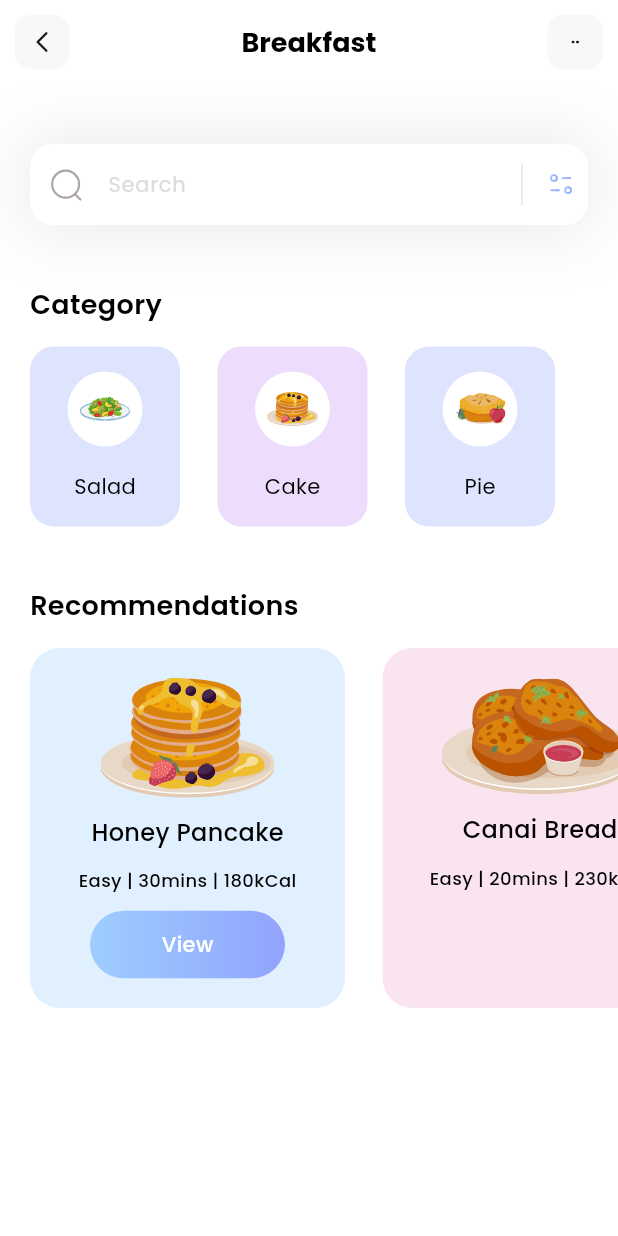
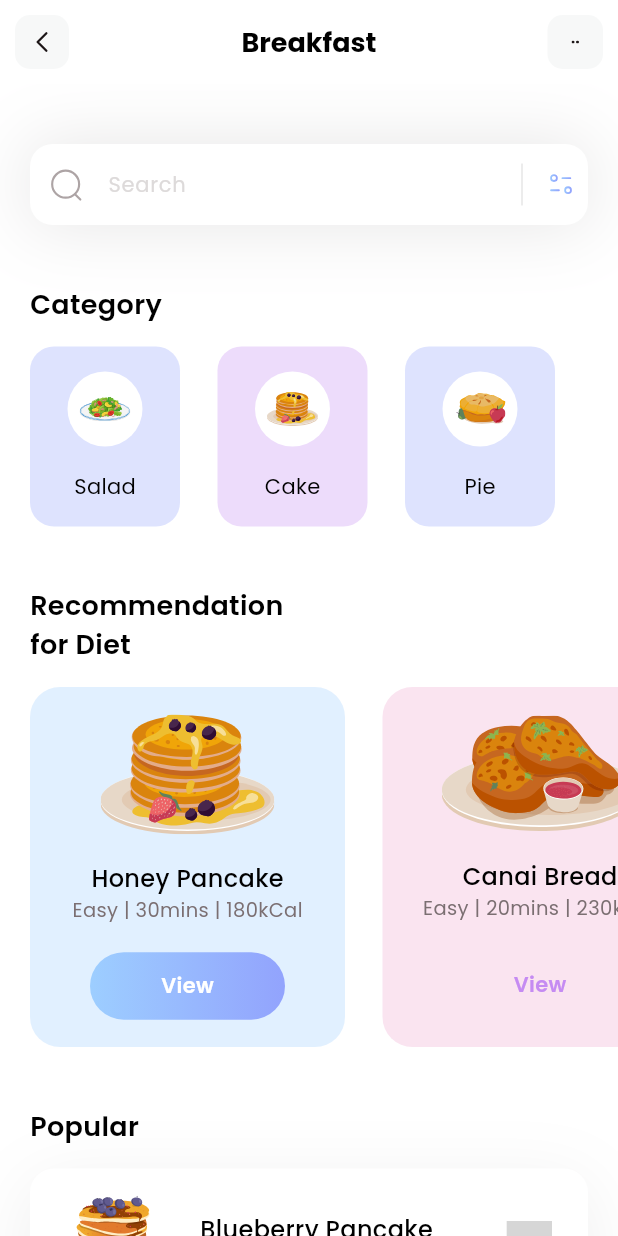
Before and after one commit to stephangriesel/diet-flutter, a Flutter app: the screen it shows after launch, on a phone screen of 412 x 824 dp. Run offline on Flutter 3.47's test engine with Material 3 defaults, Android fonts, the phone set to English and light mode, and no system bars; our stand-ins replace flutter_svg; grey boxes are pictures that could not be loaded.

Commit message:
fix structure

```diff
--- a/lib/pages/home.dart
+++ b/lib/pages/home.dart
@@ -10,10 +10,12 @@ class HomePage extends StatelessWidget {
 
   List<CategoryModel> categories = [];
   List<DietModel> diets = [];
+  List<PopularDietsModel> popularDiets = [];
 
   void _getInitialInfo() {
     categories = CategoryModel.getCategories();
     diets = DietModel.getDiets();
+    popularDiets = PopularDietsModel.getPopularDiets();
   }
 
  @override
@@ -22,23 +24,121 @@ class HomePage extends StatelessWidget {
     return Scaffold(
       appBar: appBar(),
       backgroundColor: Colors.white,
-        body: Column(
+      body: ListView(
+        children: [
+          _searchField(),
+          const SizedBox(height: 40,),
+          _categoriesSection(),
+          const SizedBox(height: 40,),
+          _recommendations(),
+          const SizedBox(height: 40,),
+          Column(
             crossAxisAlignment: CrossAxisAlignment.start,
             children: [
-            _searchField(),
-            SizedBox(
-              height: 40,
+              const Padding(
+                padding: EdgeInsets.only(left: 20),
+                child: Text(
+                  'Popular',
+                   style: TextStyle(
+                    color: Colors.black,
+                    fontSize: 18,
+                    fontWeight: FontWeight.w600
                   ),
-            _categoriesSection(),
-            SizedBox(
-              height: 40,
                 ),
-            _recommendations(),
-            SizedBox(
-              height: 15,
               ),
+              const SizedBox(height: 15,),
+              ListView.separated(
+                itemCount: popularDiets.length,
+                shrinkWrap: true,
+                separatorBuilder: (context, index) => const SizedBox(height: 25,),
+                padding: const EdgeInsets.only(
+                  left: 20,
+                  right: 20
+                ),
+                itemBuilder: (context, index) {
+                  return Container(
+                    height: 100,
+                    child: Row(
+                      mainAxisAlignment: MainAxisAlignment.spaceEvenly,
+                      children: [
+                        SvgPicture.asset(
+                          popularDiets[index].iconPath,
+                          width: 65,
+                          height: 65,
+                        ),
+                        Column(
+                          mainAxisAlignment: MainAxisAlignment.center,
+                          crossAxisAlignment: CrossAxisAlignment.start,
+                          children: [
+                            Text(
+                              popularDiets[index].name,
+                              style: const TextStyle(
+                                fontWeight: FontWeight.w500,
+                                color: Colors.black,
+                                fontSize: 16
+                              ),
+                            ),
+                            Text(
+                              popularDiets[index].level + ' | ' + popularDiets[index].duration + ' | ' + popularDiets[index].calorie,
+                              style: const TextStyle(
+                                color: Color(0xff7B6F72),
+                                fontSize: 13,
+                                fontWeight: FontWeight.w400
+                              ),
+                            ),
+                          ],
+                        ),
+                        GestureDetector(
+                          onTap: (){},
+                          child: SvgPicture.asset(
+                            'assets/icons/button.svg',
+                            width: 30,
+                            height: 30,
+                          ),
+                        )
+                      ],
+                    ),
+                    decoration: BoxDecoration(
+                      color: popularDiets[index].boxIsSelected ?
+                       Colors.white : Colors.transparent,
+                      borderRadius: BorderRadius.circular(16),
+                      boxShadow: popularDiets[index].boxIsSelected ? [
+                        BoxShadow(
+                          color: const Color(0xff1D1617).withOpacity(0.07),
+                          offset: const Offset(0, 10),
+                          blurRadius: 40,
+                          spreadRadius: 0
+                        )
+                      ] : []
+                    ),
+                  );
+                },
+              )
+            ],
+          ),
+          const SizedBox(height: 40,),
+        ],
+      ),
+    );
+  }
+
+    Column _recommendations() {
+    return Column(
+          crossAxisAlignment: CrossAxisAlignment.start,
+          children: [
+            const Padding(
+              padding: EdgeInsets.only(left:20),
+              child: Text(
+                'Recommendation\nfor Diet',
+                  style: TextStyle(
+                  color: Colors.black,
+                  fontSize: 18,
+                  fontWeight: FontWeight.w600
+                ),
+              ),
+            ),
+            const SizedBox(height: 15,),
             Container(
-                //color: Colors.blue,
               height: 240,
               child: ListView.separated(
                 itemBuilder: (context, index) {
@@ -46,9 +146,8 @@ class HomePage extends StatelessWidget {
                     width: 210,
                     decoration: BoxDecoration(
                       color: diets[index].boxColor.withOpacity(0.3),
-                            borderRadius: BorderRadius.circular(20)),
-                        child: Padding(
-                          padding: const EdgeInsets.all(8.0),
+                      borderRadius: BorderRadius.circular(20)
+                    ),
                     child: Column(
                       mainAxisAlignment: MainAxisAlignment.spaceEvenly,
                       children: [
@@ -57,76 +156,59 @@ class HomePage extends StatelessWidget {
                           children: [
                             Text(
                               diets[index].name,
-                                    style: TextStyle(
+                              style: const TextStyle(
                                 fontWeight: FontWeight.w500,
                                 color: Colors.black,
-                                      fontSize: 16,
+                                fontSize: 16
+                              ),
+                            ),
+                            Text(
+                              diets[index].level + ' | ' + diets[index].duration + ' | ' + diets[index].calorie,
+                              style: const TextStyle(
+                                color: Color(0xff7B6F72),
+                                fontSize: 13,
+                                fontWeight: FontWeight.w400
                               ),
                             ),
                           ],
                         ),
-                              Text(
-                                  diets[index].level +
-                                      ' | ' +
-                                      diets[index].duration +
-                                      ' | ' +
-                                      diets[index].calorie,
-                                  style: TextStyle(
-                                    color: Colors.black,
-                                    fontSize: 12,
-                                    fontWeight: FontWeight.w500,
-                                  )
-                                  ),
                         Container(
-                                  height:45,
+                          height: 45,
                           width: 130,
                           child: Center(
                             child: Text(
                               'View',
                               style: TextStyle(
-                                        color: diets[index].viewIsSelected ? Colors.white : Colors.transparent,
-                                        fontWeight: FontWeight.w500,
-                                        fontSize: 14,
-                                      )
-                                      )),
+                                color: diets[index].viewIsSelected ? Colors.white : const Color(0xffC58BF2),
+                                fontWeight: FontWeight.w600,
+                                fontSize: 14
+                              ),
+                            ),
+                          ),
                           decoration: BoxDecoration(
-                                    gradient: LinearGradient(colors: [
-                                      diets[index].viewIsSelected ? Color(0xff9DCEFF) : Colors.transparent,
-                                      diets[index].viewIsSelected ? Color(0xff92A3FD) : Colors.transparent,
-                                    ]),
+                            gradient: LinearGradient(
+                              colors: [
+                                diets[index].viewIsSelected ? const Color(0xff9DCEFF) : Colors.transparent,
+                                diets[index].viewIsSelected ? const Color(0xff92A3FD) : Colors.transparent
+                              ]
+                            ),
                             borderRadius: BorderRadius.circular(50)
                           ),
                         )
                       ],
                     ),
-                        ),
                   );
                 },
-                    separatorBuilder: (context, index) => SizedBox(
-                          width: 25,
-                        ),
+                separatorBuilder: (context, index) => const SizedBox(width: 25,),
                 itemCount: diets.length,
                 scrollDirection: Axis.horizontal,
-                    padding: EdgeInsets.only(
+                padding: const EdgeInsets.only(
                 left: 20,
-                      right: 20,
-                    )))
+                right: 20
+              ),
+              ),
+            )
           ],
-        ));
-  }
-
-  Padding _recommendations() {
-    return Padding(
-            padding: const EdgeInsets.only(left: 20),
-            child: Column(
-              children: [
-                Text('Recommendations',
-                    style: TextStyle(
-                        color: Colors.black,
-                        fontSize: 18,
-                        fontWeight: FontWeight.w600))
-              ],
-            ),
         );
   }
 
```
Lines whose indentation alone changed are shown as unchanged.
